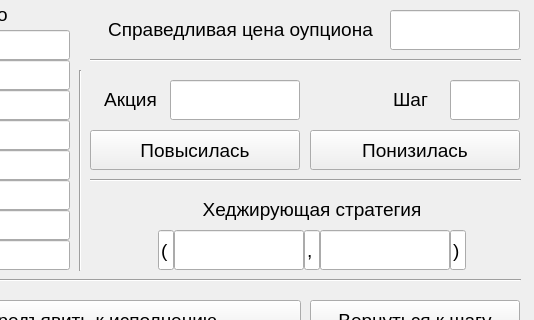
Before: the Qt Designer form main_window.ui in rstm-sf/spfm, drawn with Qt 5; both pictures show x 110 to 644 and y 0 to 320 of the 644 by 404 pixel window.
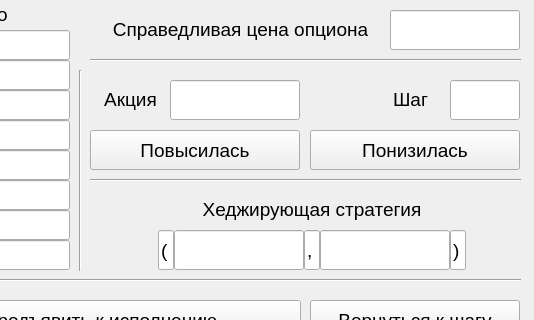
After: the same form once the commit is applied.

Commit message: Исправил ошибки. Теперь правильнее расчеты.

The edit to the form file:
```diff
--- a/main_window.ui
+++ b/main_window.ui
@@ -435,7 +435,7 @@
      </rect>
     </property>
     <property name="text">
-     <string>&lt;html&gt;&lt;head/&gt;&lt;body&gt;&lt;p align=&quot;center&quot;&gt;Справедливая цена оупциона&lt;/p&gt;&lt;/body&gt;&lt;/html&gt;</string>
+     <string>&lt;html&gt;&lt;head/&gt;&lt;body&gt;&lt;p align=&quot;center&quot;&gt;Справедливая цена опциона&lt;/p&gt;&lt;/body&gt;&lt;/html&gt;</string>
     </property>
    </widget>
    <widget class="Line" name="line_4">
```
Left out of the diff: 2 changed lines with no effect on the pictures. The commit also changes 2 other files.
